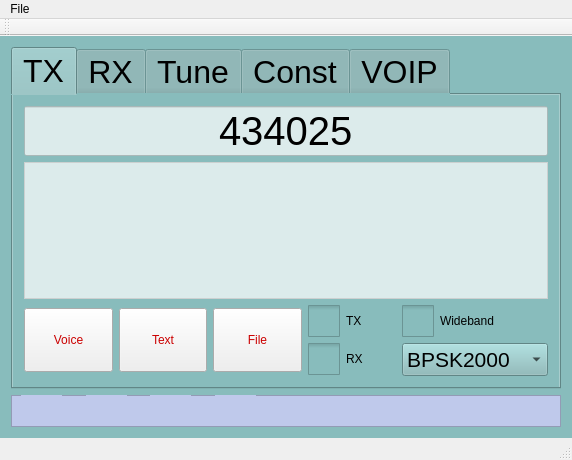
Above: mainwindow.ui from qradiolink/qradiolink before the change. Below: the same form after it.
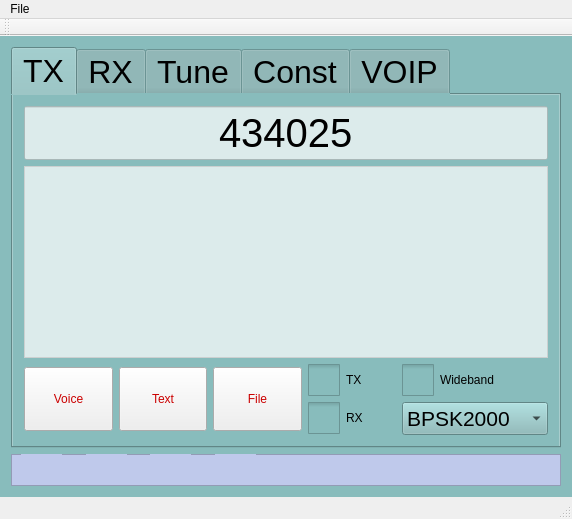
That is the form after the change. Icons and pictures are not drawn.

The edit to the form file:
```diff
--- a/mainwindow.ui
+++ b/mainwindow.ui
@@ -7,7 +7,7 @@
     <x>0</x>
     <y>0</y>
     <width>572</width>
-    <height>460</height>
+    <height>519</height>
    </rect>
   </property>
   <property name="sizePolicy">
```
Left out of the diff: 2 changed lines with no effect on the pictures.
